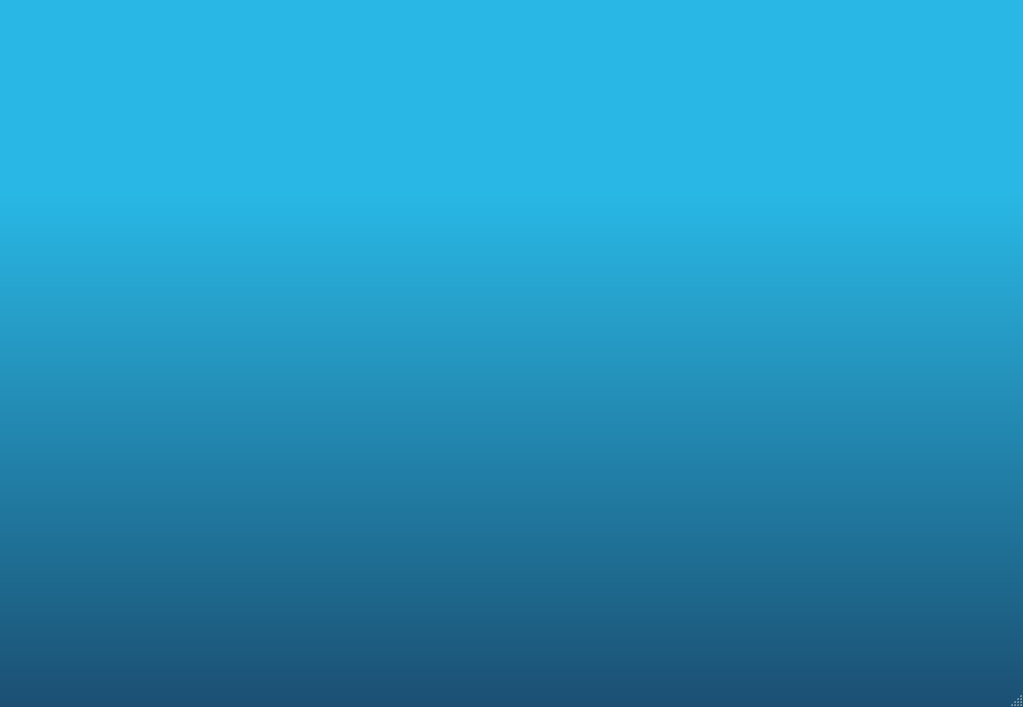
Before: the Qt Designer form minibus-route-native-application/ui/lobbywindow.ui in nkszLedger/minibus-route-native-application, drawn with Qt 5.
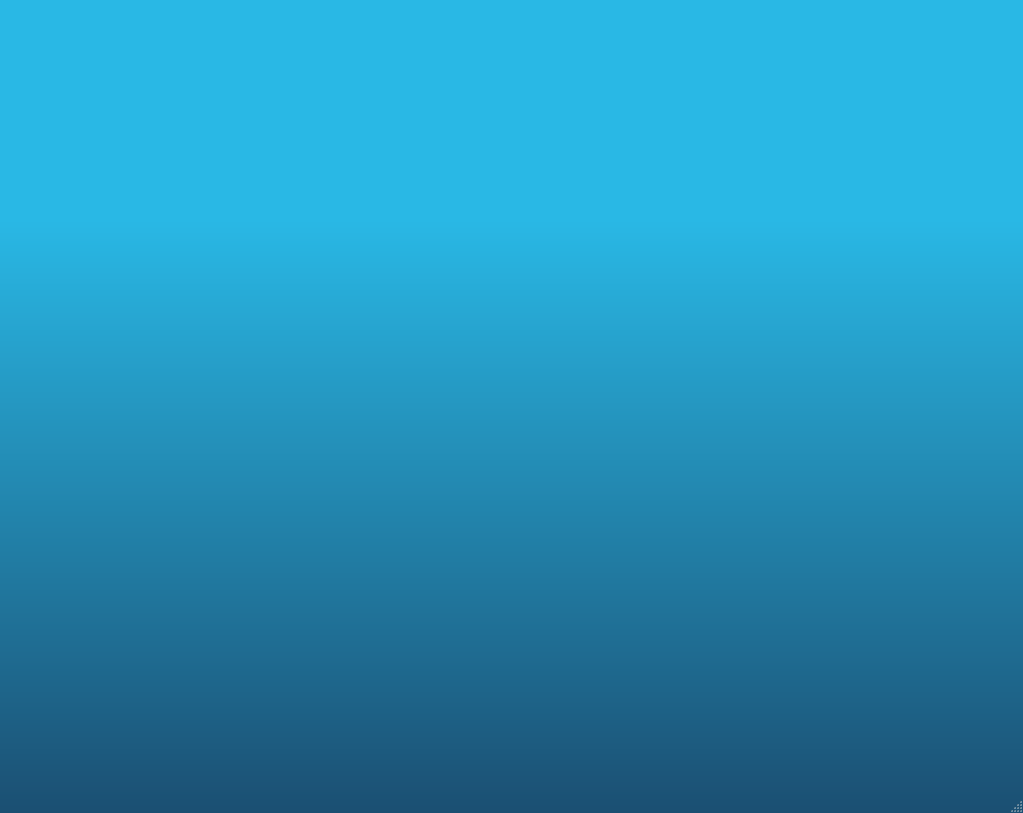
After: the same form once the commit is applied.

What changed in the file:
```diff
--- a/minibus-route-native-application/ui/lobbywindow.ui
+++ b/minibus-route-native-application/ui/lobbywindow.ui
@@ -7,7 +7,7 @@
     <x>0</x>
     <y>0</y>
     <width>1023</width>
-    <height>707</height>
+    <height>813</height>
    </rect>
   </property>
   <property name="windowTitle">
@@ -23,7 +23,7 @@
       <x>20</x>
       <y>10</y>
       <width>981</width>
-      <height>631</height>
+      <height>741</height>
      </rect>
     </property>
     <property name="styleSheet">
```
Left out of the diff: 2 changed lines with no effect on the pictures.
